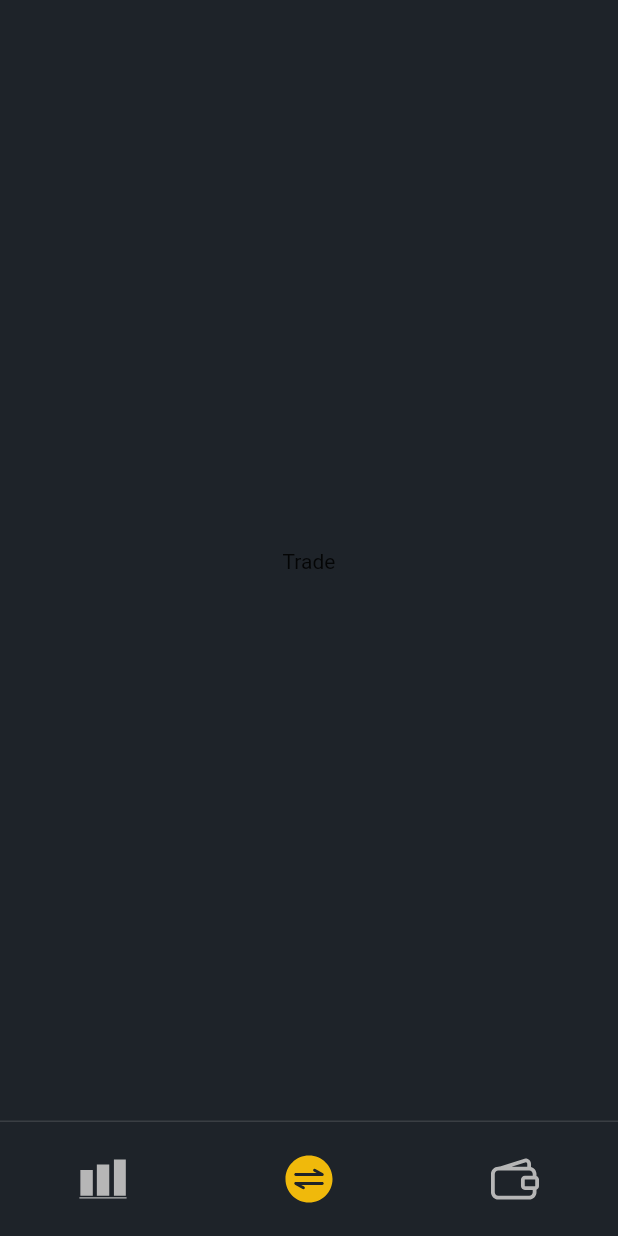
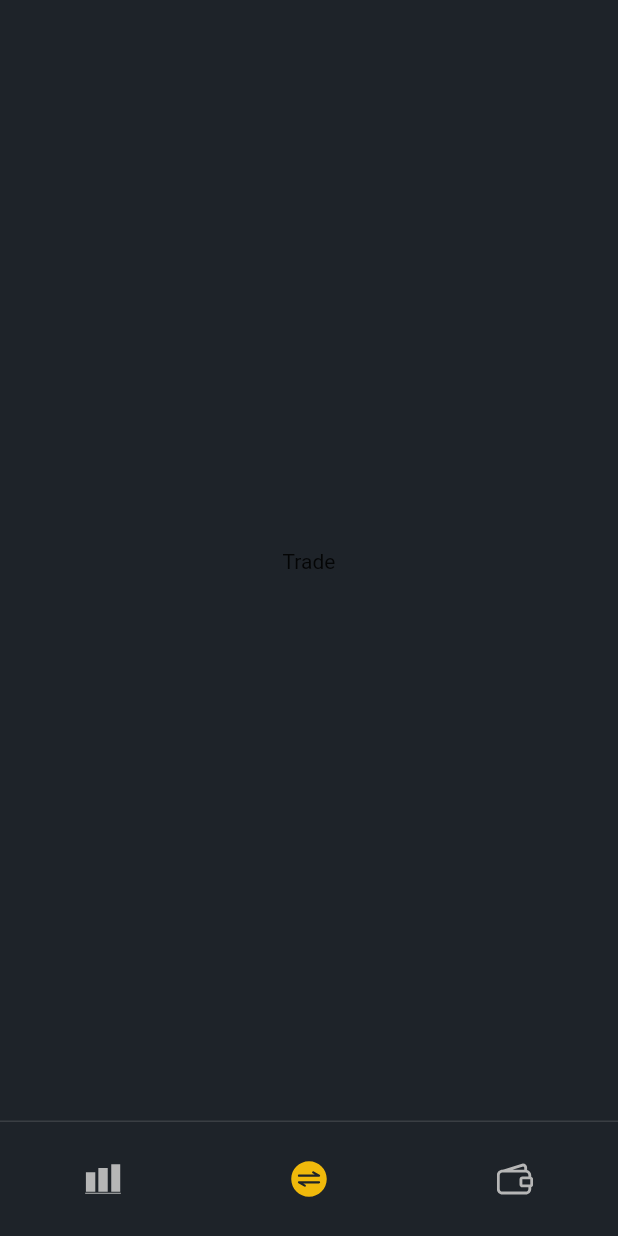
Before and after one commit to MorgueMorg/Flutter-Binance-App, a Flutter app: the TradeScreen screen opened by its route, on a phone screen of 412 x 824 dp. Run offline on Flutter 3.47's test engine with Material 2 defaults, Android fonts, the light colour scheme and no system bars; our stand-ins replace flutter_svg, go_router.

Commit message:
Fixed bottom navbar :bee:

```diff
--- a/lib/components/custom_bottom_nav_bar.dart
+++ b/lib/components/custom_bottom_nav_bar.dart
@@ -1,5 +1,6 @@
 import 'package:binance_clone/components/constants.dart';
 import 'package:binance_clone/components/menu_enums.dart';
+import 'package:binance_clone/components/size_config.dart';
 import 'package:flutter/material.dart';
 import 'package:flutter_svg/svg.dart';
 import 'package:go_router/go_router.dart';
@@ -35,6 +36,8 @@ class CustomBottomNavBar extends StatelessWidget {
                 context.go('/markets');
               },
               icon: SvgPicture.asset("assets/icons/chart.svg",
+                  height: getProportionateScreenWidth(22),
+                  width: getProportionateScreenWidth(22),
                   // ignore: deprecated_member_use
                   color: MenuState.markets == selectedMenu
                       ? secondaryDarkColor
@@ -45,6 +48,8 @@ class CustomBottomNavBar extends StatelessWidget {
                 context.go('/trade');
               },
               icon: SvgPicture.asset("assets/icons/trade.svg",
+                  height: getProportionateScreenWidth(22),
+                  width: getProportionateScreenWidth(22),
                   // ignore: deprecated_member_use
                   color: MenuState.trade == selectedMenu
                       ? secondaryDarkColor
@@ -55,6 +60,8 @@ class CustomBottomNavBar extends StatelessWidget {
                 context.go('/wallets');
               },
               icon: SvgPicture.asset("assets/icons/wallets.svg",
+                  height: getProportionateScreenWidth(22),
+                  width: getProportionateScreenWidth(22),
                   // ignore: deprecated_member_use
                   color: MenuState.wallets == selectedMenu
                       ? secondaryDarkColor
```
